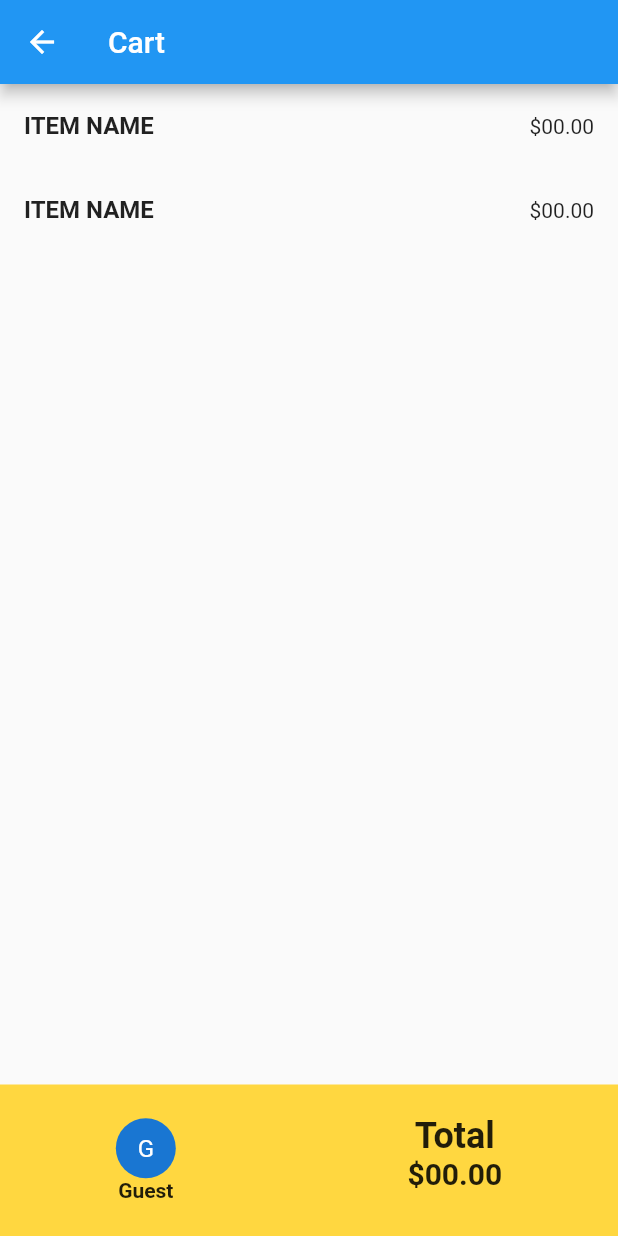
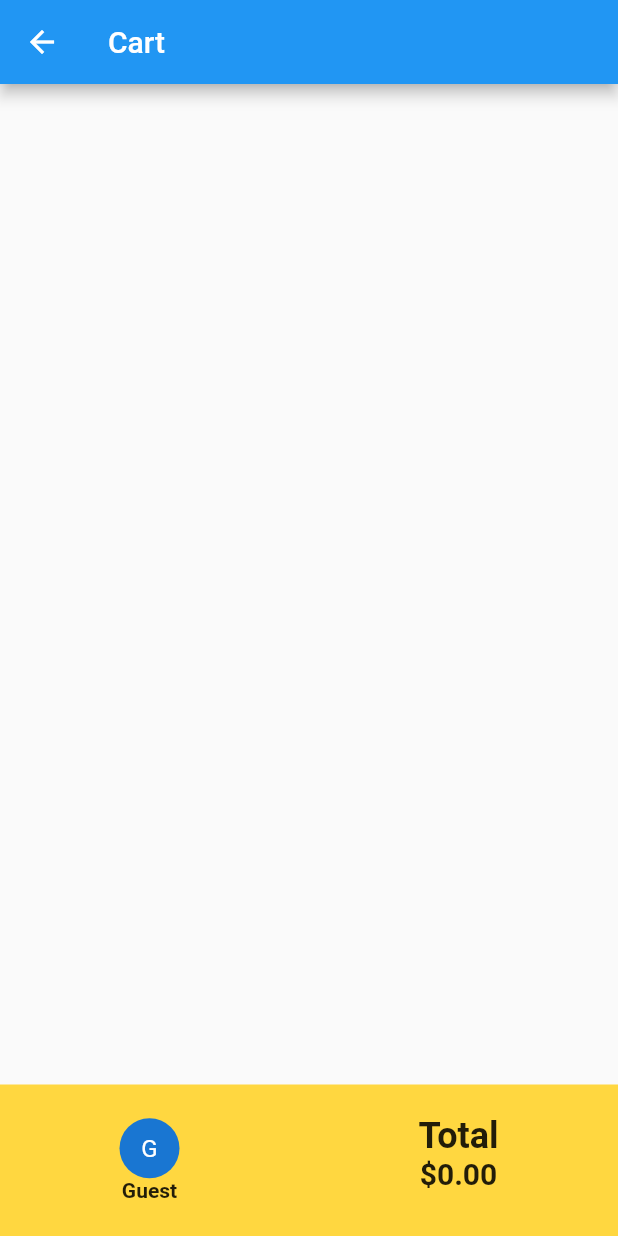
Before and after one commit to marcedroid/Flutter-State-Management-Demos, a Flutter app: the CartScreen screen opened by its route, on a phone screen of 412 x 824 dp. Run offline on Flutter 3.47's test engine with Material 2 defaults, Android fonts, the phone set to English and light mode, and no system bars.

Commit message:
Provider

```diff
--- /dev/null
+++ b/lib/providers/catalog_provider.dart
@@ -0,0 +1,18 @@
+import 'package:flutter/material.dart';
+import 'package:state_management/models/item_model.dart';
+
+class CatalogProvider with ChangeNotifier {
+  List<ItemModel> _catalog = [];
+
+  List<ItemModel> get catalog => _catalog;
+
+  void addToCatalog(ItemModel itemModel) {
+    _catalog.add(itemModel);
+    notifyListeners();
+  }
+
+  void removeFromCatalog(ItemModel itemModel) {
+    _catalog.remove(itemModel);
+    notifyListeners();
+  }
+}
--- /dev/null
+++ b/lib/providers/user_provider.dart
@@ -0,0 +1,12 @@
+import 'package:flutter/material.dart';
+
+class UserProvider with ChangeNotifier {
+  String _username = 'Guest';
+
+  String get username => _username;
+
+  void onChange(value) {
+    _username = value;
+    notifyListeners();
+  }
+}
--- a/lib/screens/cart.dart
+++ b/lib/screens/cart.dart
@@ -1,5 +1,9 @@
 import 'package:flutter/material.dart';
+import 'package:state_management/providers/catalog_provider.dart';
+import 'package:state_management/providers/user_provider.dart';
 import 'package:state_management/utils/get_initials.dart';
+import 'package:provider/provider.dart';
+import '../utils/format_total.dart';
 
 class CartScreen extends StatefulWidget {
   @override
@@ -9,6 +13,9 @@ class CartScreen extends StatefulWidget {
 class _CartScreenState extends State<CartScreen> {
   @override
   Widget build(BuildContext context) {
+    final _userProvider = Provider.of<UserProvider>(context);
+    final _catalogProvider = Provider.of<CatalogProvider>(context);
+
     return Scaffold(
       appBar: AppBar(
         title: Text('Cart'),
@@ -17,13 +24,15 @@ class _CartScreenState extends State<CartScreen> {
         children: [
           Expanded(
             child: ListView.builder(
-              itemCount: 2,
+              itemCount: _catalogProvider.catalog.length,
               itemBuilder: (context, index) => ListTile(
                 title: Text(
-                  'Item Name'.toUpperCase(),
+                  '${_catalogProvider.catalog[index].name}'.toUpperCase(),
                   style: TextStyle(fontWeight: FontWeight.bold),
                 ),
-                trailing: Text('\$00.00'),
+                trailing: Text(
+                  '\$${_catalogProvider.catalog[index].price.toStringAsFixed(2)}',
+                ),
               ),
             ),
           ),
@@ -36,10 +45,11 @@ class _CartScreenState extends State<CartScreen> {
                 Column(
                   children: [
                     CircleAvatar(
-                      child: Text(getInitials('Guest').toUpperCase()),
+                      child: Text(
+                          getInitials(_userProvider.username).toUpperCase()),
                     ),
                     Text(
-                      'Guest',
+                      '${_userProvider.username}',
                       style: TextStyle(
                         fontWeight: FontWeight.bold,
                       ),
@@ -57,7 +67,7 @@ class _CartScreenState extends State<CartScreen> {
                       ),
                     ),
                     Text(
-                      '\$00.00',
+                      '\$${formatTotal(_catalogProvider.catalog)}',
                       style: TextStyle(
                         fontSize: 20.0,
                         fontWeight: FontWeight.bold,
--- a/pubspec.yaml
+++ b/pubspec.yaml
@@ -28,6 +28,7 @@ dependencies:
   # The following adds the Cupertino Icons font to your application.
   # Use with the CupertinoIcons class for iOS style icons.
   cupertino_icons: ^0.1.3
+  provider: ^4.3.2+2
 
 dev_dependencies:
   flutter_test:
```
Also changed, not shown: lib/main.dart (+12 -1 lines), lib/screens/catalog.dart (+12 -1 lines), lib/screens/user.dart (+17 -4 lines), pubspec.lock.
